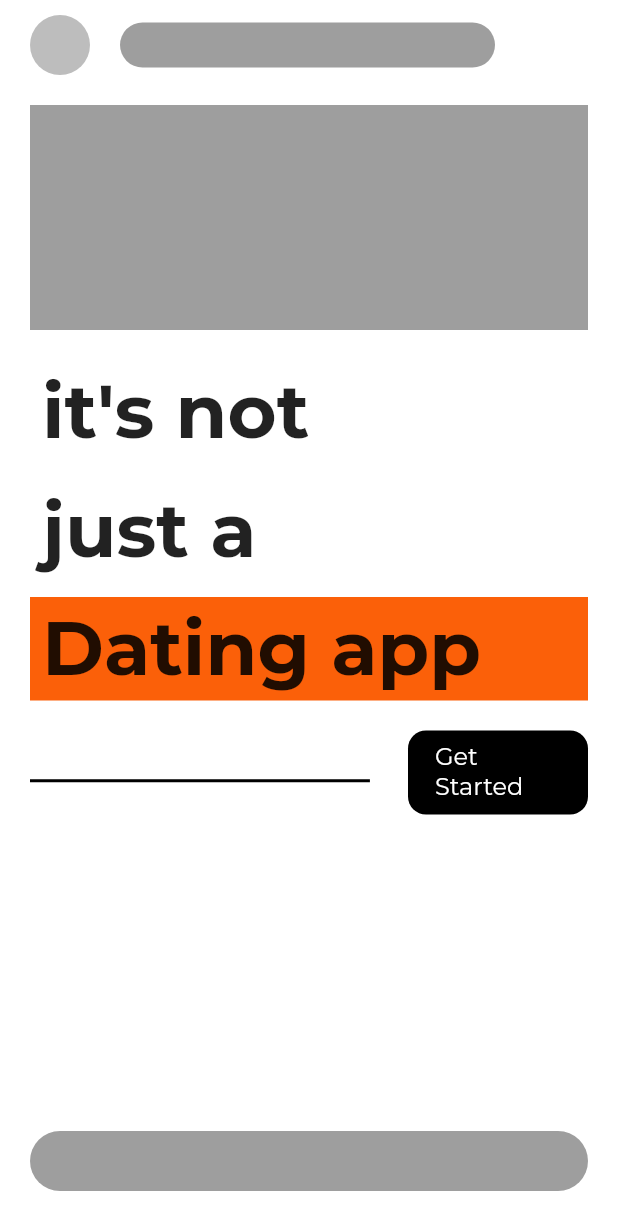
After one commit to abdisaongithub/dating_app, a Flutter app: the LandingScreen screen opened by its route, on a phone screen of 412 x 824 dp. The commit adds this screen. Shown: the top 1230 px of the screen. Run offline on Flutter 3.47's test engine with Material 2 defaults, Android fonts, the phone set to English and light mode, and no system bars; our stand-ins replace dio, firebase_auth, firebase_core, firebase_messaging, flutter_bloc, flutter_dotenv and 11 more; missing offline and left inert: universal_html, workmanager; accounts and stored records are empty.

Commit message:
added landing screen

```diff
--- a/lib/app.dart
+++ b/lib/app.dart
@@ -9,6 +9,7 @@ import 'package:provider/provider.dart';
 import 'package:shared_preferences/shared_preferences.dart';
 import 'common/language/language_cubit.dart';
 import 'features/auth/sign_in_screen.dart';
+import 'features/landing/landing_screen.dart';
 import 'features/onboarding_screen.dart';
 import 'features/splash_screen.dart';
 import 'network/client.dart';
@@ -98,6 +99,7 @@ class _DatingAppState extends State<DatingApp> {
               SignUpWithEmailScreen.id: (context) => const SignUpWithEmailScreen(),
               SignUpWithPhoneScreen.id: (context) => const SignUpWithPhoneScreen(),
               SignInScreen.id: (context) => const SignInScreen(),
+              LandingScreen.id: (context) => const LandingScreen(),
             },
             locale: state,
             localizationsDelegates: const [
--- a/lib/features/auth/sign_in_screen.dart
+++ b/lib/features/auth/sign_in_screen.dart
@@ -1,3 +1,4 @@
+import 'package:dating_app/features/landing/landing_screen.dart';
 import 'package:flutter/material.dart';
 
 import '../../common/widgets/big_text.dart';
@@ -85,7 +86,11 @@ class _SignInScreenState extends State<SignInScreen> {
                 crossAxisAlignment: CrossAxisAlignment.start,
                 mainAxisAlignment: MainAxisAlignment.spaceBetween,
                 children: [
-                  Container(
+                  InkWell(
+                    onTap: (){
+                      Navigator.pushNamed(context, LandingScreen.id);
+                    },
+                    child: Container(
                       width: 160,
                       height: 50,
                       padding: const EdgeInsets.symmetric(
@@ -98,10 +103,11 @@ class _SignInScreenState extends State<SignInScreen> {
                       ),
                       child: const Center(
                         child: Text(
-                        'Login',
+                          'Sign In',
                           style: TextStyle(
                             color: Colors.white,
                             fontSize: 20,
+                          ),
                         ),
                       ),
                     ),
--- /dev/null
+++ b/lib/features/landing/landing_screen.dart
@@ -0,0 +1,170 @@
+import 'package:dating_app/features/auth/sign_up_or_sign_in_screen.dart';
+import 'package:flutter/material.dart';
+
+import '../../common/widgets/big_text.dart';
+
+class LandingScreen extends StatefulWidget {
+  static String id = 'LandingScreen';
+
+  const LandingScreen({Key? key}) : super(key: key);
+
+  @override
+  _LandingScreenState createState() => _LandingScreenState();
+}
+
+class _LandingScreenState extends State<LandingScreen> {
+  bool over18 = false;
+
+  @override
+  Widget build(BuildContext context) {
+    return Scaffold(
+      body: SafeArea(
+        top: true,
+        child: Container(
+          height: MediaQuery.sizeOf(context).height,
+          width: MediaQuery.sizeOf(context).width,
+          padding: const EdgeInsets.symmetric(
+            horizontal: 20,
+            vertical: 10,
+          ),
+          decoration: const BoxDecoration(
+            color: Colors.white,
+          ),
+          child: Column(
+            mainAxisAlignment: MainAxisAlignment.start,
+            crossAxisAlignment: CrossAxisAlignment.start,
+            children: [
+              Row(
+                crossAxisAlignment: CrossAxisAlignment.center,
+                children: [
+                  CircleAvatar(
+                    backgroundColor: Colors.grey.shade400,
+                    radius: 20,
+                  ),
+                  const SizedBox(
+                    width: 20,
+                  ),
+                  Container(
+                    height: 30,
+                    width: 250,
+                    decoration: BoxDecoration(
+                      color: Colors.grey.shade500,
+                      borderRadius: BorderRadius.circular(20),
+                    ),
+                  ),
+                ],
+              ),
+              const SizedBox(height: 20),
+              Container(
+                height: 150,
+                // margin: EdgeInsets.symmetric(horizontal: 20),
+                decoration: BoxDecoration(
+                  color: Colors.grey.shade500,
+                  // borderRadius: BorderRadius.circular(20),
+                ),
+              ),
+              const SizedBox(height: 20),
+              const BigText(
+                text: 'it\'s not',
+                orangeBackground: false,
+              ),
+              const SizedBox(height: 10),
+              const BigText(
+                text: 'just a',
+                orangeBackground: false,
+              ),
+              const SizedBox(height: 10),
+              const BigText(
+                text: 'Dating app',
+              ),
+              const SizedBox(height: 20),
+              Row(
+                mainAxisAlignment: MainAxisAlignment.spaceBetween,
+                children: [
+                  SizedBox(
+                    width: MediaQuery.sizeOf(context).width * 0.55,
+                    child: Stack(
+                      children: [
+                        Align(
+                          alignment: Alignment.centerRight,
+                          child: Container(
+                            margin: const EdgeInsets.only(
+                              top: 11,
+                            ),
+                            height: 2,
+                            // width: MediaQuery.sizeOf(context).width * 0.3,
+                            decoration: const BoxDecoration(
+                              color: Colors.black,
+                            ),
+                          ),
+                        ),
+                        // Align(
+                        //   alignment: Alignment.centerRight,
+                        //   child: Container(
+                        //     margin: const EdgeInsets.only(left: 20),
+                        //     child: const Icon(
+                        //       Icons.arrow_right_alt,
+                        //       color: Colors.black,
+                        //       size: 24,
+                        //     ),
+                        //   ),
+                        // ),
+                      ],
+                    ),
+                  ),
+                  const SizedBox(width: 10,),
+                  InkWell(
+                    onTap: () {
+                      if (over18) {
+                        Navigator.pushNamed(context, SignUpOrSignInScreen.id);
+                        debugPrint('Go to next page');
+                      }
+                    },
+                    child: AnimatedContainer(
+                      padding: const EdgeInsets.symmetric(
+                        horizontal: 8,
+                        vertical: 8,
+                      ),
+                      // width: MediaQuery.sizeOf(context).width,
+                      width: 120,
+                      decoration: BoxDecoration(
+                        color: Colors.black,
+                        borderRadius: BorderRadius.circular(12),
+                      ),
+                      duration: const Duration(
+                        milliseconds: 300,
+                      ),
+                      child: const Row(
+                        children: [
+                          SizedBox(
+                            width: 10,
+                          ),
+                          Text(
+                            "Get\nStarted",
+                            style: TextStyle(
+                              fontSize: 16,
+                              color: Colors.white,
+                            ),
+                          ),
+                        ],
+                      ),
+                    ),
+                  ),
+                ],
+              ),
+              const Expanded(child: SizedBox(height: 20)),
+              Container(
+                height: 40,
+                decoration: BoxDecoration(
+                  color: Colors.grey.shade500,
+                  borderRadius: BorderRadius.circular(40),
+                ),
+              ),
+              const SizedBox(height: 20),
+            ],
+          ),
+        ),
+      ),
+    );
+  }
+}
```
Lines whose indentation alone changed are shown as unchanged.
